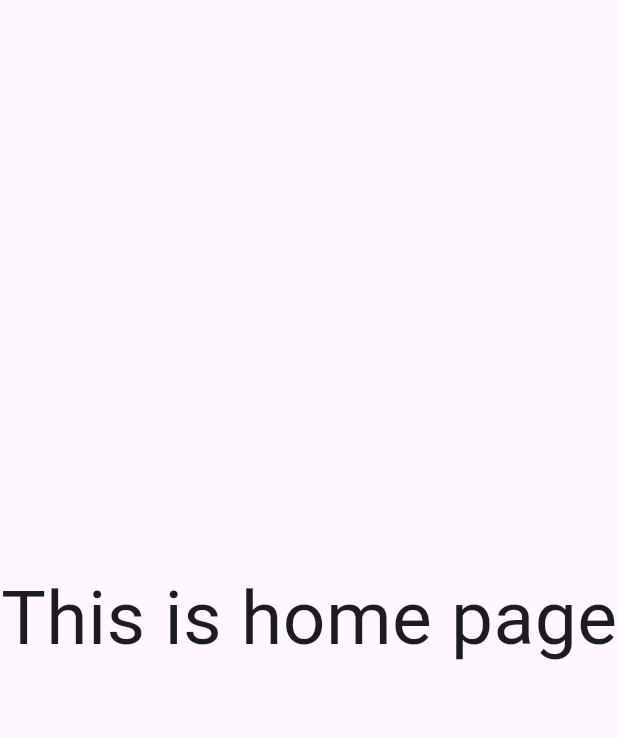
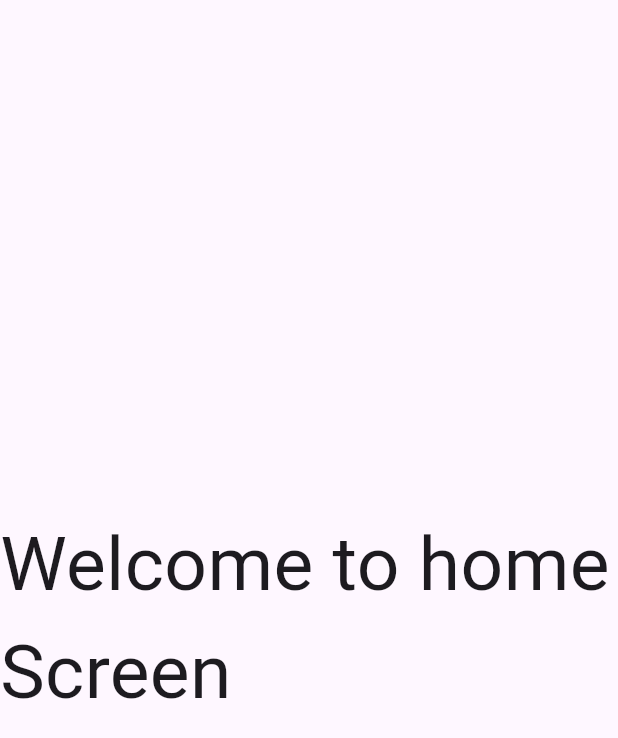
Before and after one commit to Prashant-Chaudhary58/mero_bazar, a Flutter app: the Home screen opened directly, on a phone screen of 412 x 824 dp. Shown: the top 738 px of the screen. Run offline on Flutter 3.47's test engine with Material 3 defaults, Android fonts, the phone set to English and light mode, and no system bars.

Commit message:
Home page created

```diff
--- a/lib/app.dart
+++ b/lib/app.dart
@@ -2,8 +2,7 @@ import 'package:flutter/material.dart';
 import 'package:mero_bazar/screens/auth/login_screen.dart';
 import 'package:mero_bazar/screens/auth/role_selection_screen.dart';
 import 'package:mero_bazar/screens/auth/signup_screen.dart';
-// import 'package:mero_bazar/screens/home/home.dart';
-import 'package:mero_bazar/screens/home/home_screen.dart';
+import 'package:mero_bazar/screens/home/home.dart';
 
 class MyApp extends StatelessWidget {
   const MyApp({super.key});
@@ -18,7 +17,7 @@ class MyApp extends StatelessWidget {
         '/': (context) => const RoleSelectionScreen(),
         '/login': (context) => const LoginScreen(),
         '/signup': (context) => const SignupScreen(),
-        '/home': (context) => const HomeScreen(),
+        '/home': (context) => const Home(),
       },
     );
   }
--- a/lib/screens/home/home.dart
+++ b/lib/screens/home/home.dart
@@ -7,7 +7,7 @@ class Home extends StatelessWidget {
   Widget build(BuildContext context) {
     return SafeArea(
       child: Scaffold(
-        body:Center(child: const  Text('This is home page', style: TextStyle(fontSize: 50),)),
+        body:Center(child: const  Text('Welcome to home Screen', style: TextStyle(fontSize: 50),)),
       ),
     );
   }
```
